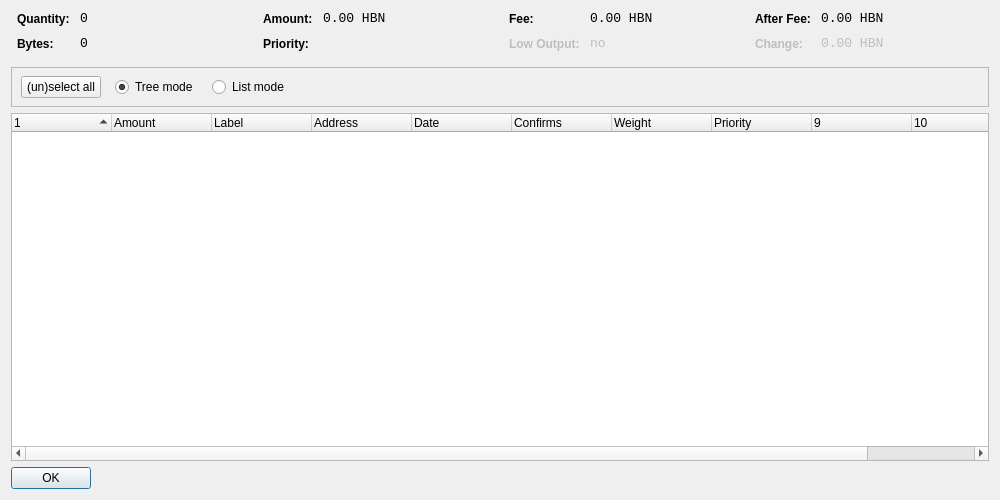
Before: the Qt Designer form src/qt/forms/coincontroldialog.ui in Crypto-Expert/HoboNickels, drawn with Qt 5.
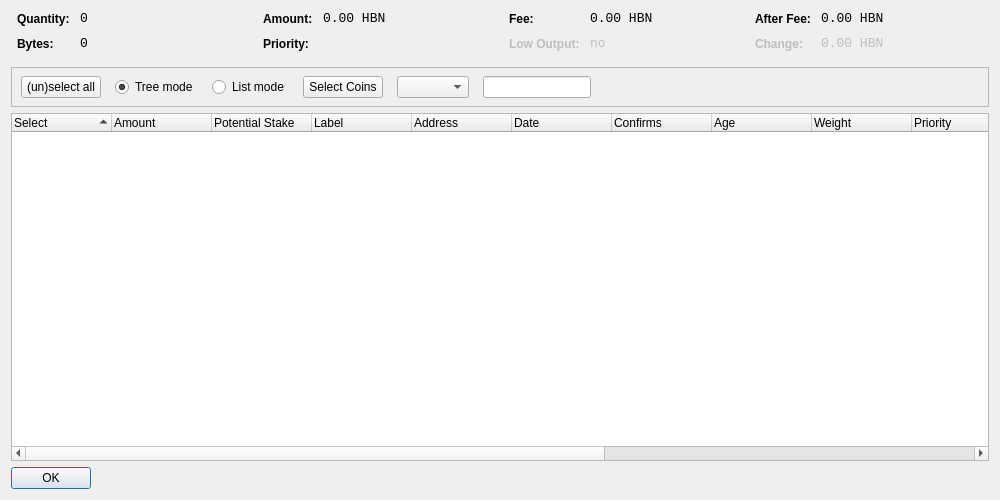
After: the same form once the commit is applied. Custom widgets are drawn as their Qt base class.

Commit message:
Update Stake For Charity
Add Change Address
Make Change Address, min and max write to wallet.
Add Labels
Change getS4C calls

Add missed .ui files from earlier commits

```diff
--- a/src/qt/forms/coincontroldialog.ui
+++ b/src/qt/forms/coincontroldialog.ui
@@ -379,7 +379,7 @@
         <height>41</height>
        </rect>
       </property>
-      <layout class="QHBoxLayout" name="horizontalLayoutPanel" stretch="0,0,0,0">
+      <layout class="QHBoxLayout" name="horizontalLayoutPanel" stretch="0,0,0,0,0,0,0">
        <property name="spacing">
         <number>14</number>
        </property>
@@ -425,6 +425,35 @@
          </property>
         </widget>
        </item>
+       <item>
+       <widget class="QPushButton" name="pushButtonCustomCC">
+        <property name="text">
+         <string>Select Coins</string>
+        </property>
+       </widget>
+      </item>
+      <item>
+       <widget class="QComboBox" name="QComboBoxFilterCoins"/>
+      </item>
+      <item>
+       <widget class="QLineEdit" name="lineEditCustomCC">
+        <property name="enabled">
+         <bool>true</bool>
+        </property>
+        <property name="sizePolicy">
+         <sizepolicy hsizetype="Fixed" vsizetype="Fixed">
+          <horstretch>0</horstretch>
+          <verstretch>0</verstretch>
+         </sizepolicy>
+        </property>
+        <property name="baseSize">
+         <size>
+          <width>50</width>
+          <height>0</height>
+         </size>
+        </property>
+       </widget>
+      </item>
        <item>
         <spacer name="horizontalSpacer">
          <property name="orientation">
@@ -451,7 +480,7 @@
       <bool>false</bool>
      </property>
      <property name="columnCount">
-      <number>11</number>
+      <number>16</number>
      </property>
      <attribute name="headerShowSortIndicator" stdset="0">
       <bool>true</bool>
@@ -461,7 +490,7 @@
      </attribute>
      <column>
       <property name="text">
-       <string/>
+       <string>Select</string>
       </property>
      </column>
      <column>
@@ -469,6 +498,11 @@
        <string>Amount</string>
       </property>
      </column>
+     <column>
+      <property name="text">
+       <string>Potential Stake</string>
+       </property>
+     </column>
      <column>
       <property name="text">
        <string>Label</string>
@@ -492,6 +526,11 @@
        <string>Confirmed</string>
       </property>
      </column>
+     <column>
+      <property name="text">
+       <string>Age</string>
+      </property>
+     </column>
      <column>
       <property name="text">
        <string>Weight</string>
@@ -517,6 +556,16 @@
        <string/>
       </property>
      </column>
+     <column>
+      <property name="text">
+       <string/>
+      </property>
+     </column>
+     <column>
+      <property name="text">
+       <string/>
+      </property>
+     </column>
     </widget>
    </item>
    <item>
```
The commit also changes 18 other files.
